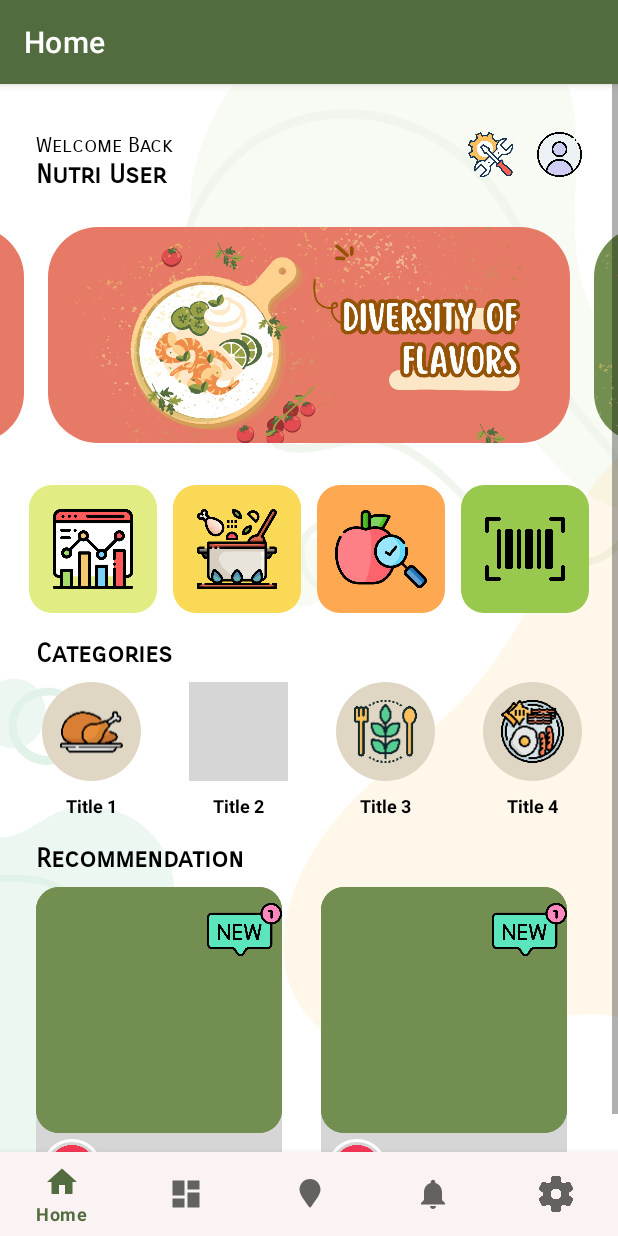
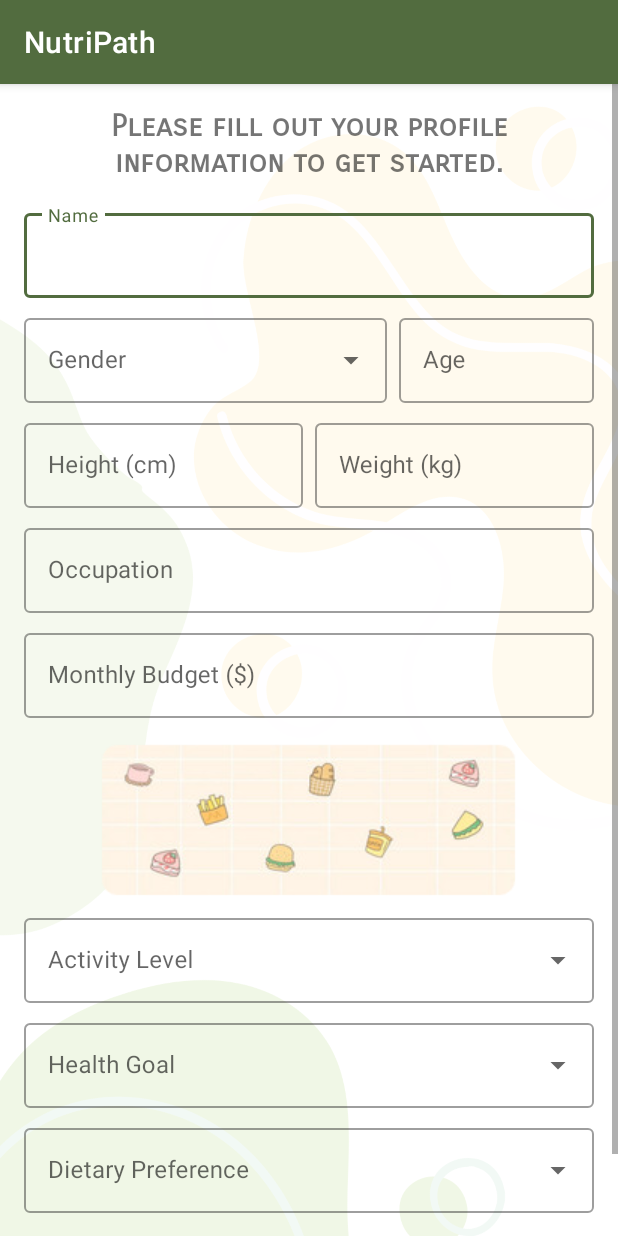
Before and after one commit to neko88/NutriPath, an Android app: the screen it shows after launch (MainActivity before the commit, ProfileSetupActivity after it), after a tap on "Let's Get Started", on a phone screen of 412 x 824 dp. Run offline under Robolectric (Android 15) with nearby library versions, the phone set to English and light mode, and no system bars; our stand-ins replace CircleImageView; grey boxes are pictures that could not be loaded.

Commit message:
Added onboard prompt for user to setup their profile before proceeding

```diff
--- a/app/src/main/AndroidManifest.xml
+++ b/app/src/main/AndroidManifest.xml
@@ -48,6 +48,7 @@
         <activity android:name=".homemenu.activity.DetailActivity" />
         <activity android:name=".homemenu.activity.SelectionActivity" />
         <activity android:name=".api.edamam.EdamamActivity" />
+        <activity android:name=".homemenu.activity.ProfileSetupActivity" />
 
         <meta-data
             android:name="com.google.android.geo.API_KEY"
--- a/app/src/main/java/com/group35/nutripath/MainActivity.kt
+++ b/app/src/main/java/com/group35/nutripath/MainActivity.kt
@@ -1,13 +1,9 @@
 package com.group35.nutripath
 
 import android.Manifest
-import android.app.AlarmManager
 import android.app.NotificationChannel
 import android.app.NotificationManager
-import android.app.PendingIntent
 import android.content.Context
-import android.content.Intent
-import android.content.SharedPreferences
 import android.content.pm.PackageManager
 import android.os.Bundle
 import com.google.android.material.bottomnavigation.BottomNavigationView
--- a/app/src/main/java/com/group35/nutripath/homemenu/activity/IntroActivity.kt
+++ b/app/src/main/java/com/group35/nutripath/homemenu/activity/IntroActivity.kt
@@ -1,6 +1,8 @@
 package com.group35.nutripath.homemenu.activity
 
+import android.content.Context
 import android.content.Intent
+import android.content.SharedPreferences
 import android.os.Bundle
 import androidx.appcompat.app.AppCompatActivity
 import com.group35.nutripath.MainActivity
@@ -8,13 +10,22 @@ import com.group35.nutripath.databinding.ActivityIntroBinding
 
 class IntroActivity : AppCompatActivity() {
     private lateinit var binding: ActivityIntroBinding
+    private lateinit var sharedPreferences: SharedPreferences
+
     override fun onCreate(savedInstanceState: Bundle?) {
         super.onCreate(savedInstanceState)
         binding = ActivityIntroBinding.inflate(layoutInflater)
         setContentView(binding.root)
 
         binding.startBtn.setOnClickListener {
-            val intent = Intent(this, MainActivity::class.java)
+            sharedPreferences = getSharedPreferences("prefs", Context.MODE_PRIVATE)
+            val isProfileComplete = sharedPreferences.getBoolean("isProfileComplete", false)
+
+            val intent = if (isProfileComplete) {
+                Intent(this, MainActivity::class.java)
+            } else {
+                Intent(this, ProfileSetupActivity::class.java)
+            }
             Intent.FLAG_ACTIVITY_NEW_TASK
             startActivity(intent)
         }
--- /dev/null
+++ b/app/src/main/res/layout/activity_profile_setup.xml
@@ -0,0 +1,245 @@
+<?xml version="1.0" encoding="utf-8"?>
+<androidx.constraintlayout.widget.ConstraintLayout xmlns:android="http://schemas.android.com/apk/res/android"
+    xmlns:app="http://schemas.android.com/apk/res-auto"
+    xmlns:tools="http://schemas.android.com/tools"
+    android:layout_width="match_parent"
+    android:layout_height="match_parent"
+    tools:context=".homemenu.activity.ProfileSetupActivity"
+    android:background="@drawable/np_bg_2">
+
+    <ScrollView
+        android:layout_width="match_parent"
+        android:layout_height="match_parent"
+        app:layout_constraintTop_toTopOf="parent"
+        app:layout_constraintBottom_toBottomOf="parent">
+
+        <LinearLayout
+            android:layout_width="match_parent"
+            android:layout_height="wrap_content"
+            android:orientation="vertical"
+            android:padding="16dp">
+
+            <TextView
+                android:id="@+id/textIntro"
+                android:layout_width="match_parent"
+                android:layout_height="wrap_content"
+                android:text="Please fill out your profile information to get started."
+                android:fontFamily="sans-serif-smallcaps"
+                android:textStyle="bold"
+                android:textSize="20sp"
+                android:gravity="center_horizontal"
+                android:paddingBottom="16dp" />
+
+            <com.google.android.material.textfield.TextInputLayout
+                android:id="@+id/textName"
+                android:layout_width="match_parent"
+                android:layout_height="wrap_content"
+                app:layout_constraintTop_toTopOf="parent"
+                app:endIconMode="clear_text"
+                app:errorTextAppearance="@style/noErrorMessage"
+                style="@style/Widget.MaterialComponents.TextInputLayout.OutlinedBox"
+                android:hint="Name">
+
+                <com.google.android.material.textfield.TextInputEditText
+                    android:id="@+id/editName"
+                    android:layout_width="match_parent"
+                    android:layout_height="wrap_content"
+                    android:inputType="textPersonName" />
+            </com.google.android.material.textfield.TextInputLayout>
+
+            <LinearLayout
+                android:layout_width="match_parent"
+                android:layout_height="wrap_content"
+                android:orientation="horizontal"
+                android:gravity="center_vertical"
+                android:paddingTop="8dp">
+
+                <com.google.android.material.textfield.TextInputLayout
+                    style="@style/Widget.MaterialComponents.TextInputLayout.OutlinedBox.ExposedDropdownMenu"
+                    android:id="@+id/textGender"
+                    android:layout_width="0dp"
+                    android:layout_height="wrap_content"
+                    android:layout_weight="1"
+                    android:layout_marginEnd="8dp"
+                    android:hint="Gender">
+
+                    <AutoCompleteTextView
+                        android:id="@+id/editGender"
+                        android:layout_width="match_parent"
+                        android:layout_height="wrap_content" />
+                </com.google.android.material.textfield.TextInputLayout>
+
+                <com.google.android.material.textfield.TextInputLayout
+                    android:id="@+id/textAge"
+                    android:layout_width="130dp"
+                    android:layout_height="wrap_content"
+                    style="@style/Widget.MaterialComponents.TextInputLayout.OutlinedBox"
+                    android:hint="Age">
+
+                    <com.google.android.material.textfield.TextInputEditText
+                        android:id="@+id/editAge"
+                        android:layout_width="match_parent"
+                        android:layout_height="wrap_content"
+                        android:inputType="number"
+                        android:maxLength="2" />
+                </com.google.android.material.textfield.TextInputLayout>
+            </LinearLayout>
+
+            <LinearLayout
+                android:layout_width="match_parent"
+                android:layout_height="wrap_content"
+                android:orientation="horizontal"
+                android:gravity="center_vertical"
+                android:paddingTop="8dp"
+                android:paddingBottom="8dp">
+
+                <com.google.android.material.textfield.TextInputLayout
+                    android:id="@+id/textHeight"
+                    android:layout_width="0dp"
+                    android:layout_height="wrap_content"
+                    android:layout_weight="1"
+                    android:layout_marginEnd="8dp"
+                    android:hint="Height (cm)"
+                    style="@style/Widget.MaterialComponents.TextInputLayout.OutlinedBox">
+
+                    <com.google.android.material.textfield.TextInputEditText
+                        android:id="@+id/editHeight"
+                        android:layout_width="match_parent"
+                        android:layout_height="wrap_content"
+                        android:inputType="numberDecimal" />
+                </com.google.android.material.textfield.TextInputLayout>
+
+                <com.google.android.material.textfield.TextInputLayout
+                    android:id="@+id/textWeight"
+                    android:layout_width="0dp"
+                    android:layout_height="wrap_content"
+                    android:layout_weight="1"
+                    android:hint="Weight (kg)"
+                    style="@style/Widget.MaterialComponents.TextInputLayout.OutlinedBox">
+
+                    <com.google.android.material.textfield.TextInputEditText
+                        android:id="@+id/editWeight"
+                        android:layout_width="match_parent"
+                        android:layout_height="wrap_content"
+                        android:inputType="numberDecimal" />
+                </com.google.android.material.textfield.TextInputLayout>
+            </LinearLayout>
+
+            <com.google.android.material.textfield.TextInputLayout
+                android:id="@+id/textOccupation"
+                android:layout_width="match_parent"
+                android:layout_height="wrap_content"
+                app:layout_constraintTop_toBottomOf="@id/textWeight"
+                app:layout_constraintEnd_toEndOf="parent"
+                app:layout_constraintStart_toStartOf="parent"
+                app:endIconMode="clear_text"
+                app:errorTextAppearance="@style/noErrorMessage"
+                style="@style/Widget.MaterialComponents.TextInputLayout.OutlinedBox"
+                android:hint="Occupation">
+
+                <com.google.android.material.textfield.TextInputEditText
+                    android:id="@+id/editOccupation"
+                    android:layout_width="match_parent"
+                    android:layout_height="wrap_content"
+                    android:inputType="text" />
+            </com.google.android.material.textfield.TextInputLayout>
+
+            <com.google.android.material.textfield.TextInputLayout
+                android:id="@+id/textBudget"
+                android:layout_width="match_parent"
+                android:layout_height="wrap_content"
+                android:paddingTop="8dp"
+                android:paddingBottom="8dp"
+                app:layout_constraintTop_toBottomOf="@id/textOccupation"
+                app:layout_constraintEnd_toEndOf="parent"
+                app:layout_constraintStart_toStartOf="parent"
+                app:prefixText="$ "
+                app:errorTextAppearance="@style/noErrorMessage"
+                style="@style/Widget.MaterialComponents.TextInputLayout.OutlinedBox"
+                android:hint="Monthly Budget ($)">
+
+                <com.google.android.material.textfield.TextInputEditText
+                    android:id="@+id/editBudget"
+                    android:layout_width="match_parent"
+                    android:layout_height="wrap_content"
+                    android:inputType="numberDecimal" />
+            </com.google.android.material.textfield.TextInputLayout>
+
+            <ImageView
+                android:layout_width="wrap_content"
+                android:layout_height="wrap_content"
+                android:background="@drawable/food_banner"
+                android:layout_gravity="center_horizontal"/>
+
+            <com.google.android.material.textfield.TextInputLayout
+                style="@style/Widget.MaterialComponents.TextInputLayout.OutlinedBox.ExposedDropdownMenu"
+                android:id="@+id/textActivityLevel"
+                android:layout_width="match_parent"
+                android:layout_height="wrap_content"
+                app:layout_constraintTop_toBottomOf="@id/textBudget"
+                app:layout_constraintEnd_toEndOf="parent"
+                app:layout_constraintStart_toStartOf="parent"
+                app:errorTextAppearance="@style/noErrorMessage"
+                android:hint="Activity Level">
+
+                <AutoCompleteTextView
+                    android:id="@+id/editActivityLevel"
+                    android:layout_width="match_parent"
+                    android:layout_height="wrap_content"/>
+            </com.google.android.material.textfield.TextInputLayout>
+
+            <com.google.android.material.textfield.TextInputLayout
+                style="@style/Widget.MaterialComponents.TextInputLayout.OutlinedBox.ExposedDropdownMenu"
+                android:id="@+id/textHealthGoal"
+                android:layout_width="match_parent"
+                android:layout_height="wrap_content"
+                android:paddingTop="8dp"
+                app:layout_constraintTop_toBottomOf="@id/textActivityLevel"
+                app:layout_constraintEnd_toEndOf="parent"
+                app:layout_constraintStart_toStartOf="parent"
+                app:errorTextAppearance="@style/noErrorMessage"
+                android:hint="Health Goal">
+
+                <AutoCompleteTextView
+                    android:id="@+id/editHealthGoal"
+                    android:layout_width="match_parent"
+                    android:layout_height="wrap_content"/>
+            </com.google.android.material.textfield.TextInputLayout>
+
+            <com.google.android.material.textfield.TextInputLayout
+                style="@style/Widget.MaterialComponents.TextInputLayout.OutlinedBox.ExposedDropdownMenu"
+                android:id="@+id/textDietaryPreference"
+                android:layout_width="match_parent"
+                android:layout_height="wrap_content"
+                android:paddingTop="8dp"
+                app:layout_constraintTop_toBottomOf="@id/textHealthGoal"
+                app:layout_constraintEnd_toEndOf="parent"
+                app:layout_constraintStart_toStartOf="parent"
+                app:errorTextAppearance="@style/noErrorMessage"
+                android:hint="Dietary Preference">
+
+                <AutoCompleteTextView
+                    android:id="@+id/editDietaryPreference"
+                    android:layout_width="match_parent"
+                    android:layout_height="wrap_content"/>
+            </com.google.android.material.textfield.TextInputLayout>
+
+            <!-- Next button -->
+            <com.google.android.material.button.MaterialButton
+                android:id="@+id/buttonFinish"
+                android:layout_width="200dp"
+                android:layout_height="wrap_content"
+                android:layout_gravity="center_horizontal"
+                android:layout_marginTop="10dp"
+                app:layout_constraintTop_toBottomOf="@id/textDietaryPreference"
+                app:layout_constraintStart_toStartOf="parent"
+                app:layout_constraintEnd_toEndOf="parent"
+                android:fontFamily="@font/shifty"
+                android:textSize="25sp"
+                android:text="Finish" />
+        </LinearLayout>
+    </ScrollView>
+
+
+
+</androidx.constraintlayout.widget.ConstraintLayout>
--- a/app/src/main/res/values/style.xml
+++ b/app/src/main/res/values/style.xml
@@ -35,4 +35,8 @@
         <item name="background">@drawable/circle_background_image</item>
     </style>
 
+    <style name="noErrorMessage">
+        <item name="android:textSize">0sp</item>
+    </style>
+
 </resources>
```
Also changed, not shown: app/src/main/java/com/group35/nutripath/homemenu/activity/ProfileSetupActivity.kt (added, +171 -0 lines), app/src/main/java/com/group35/nutripath/homemenu/main/HomeMenuFragment.kt (+29 -0 lines), app/src/main/res/navigation/mobile_navigation.xml (+8 -1 lines), app/src/main/res/drawable/food_banner.png (added), app/src/main/res/font/shifty.ttf (added).
